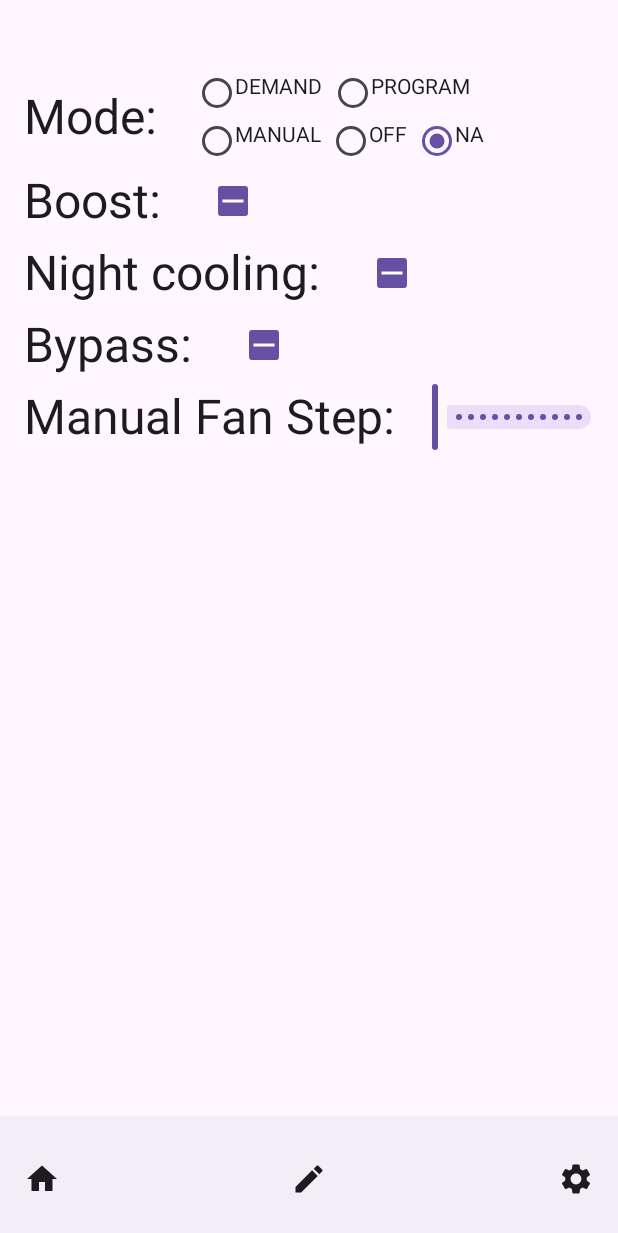
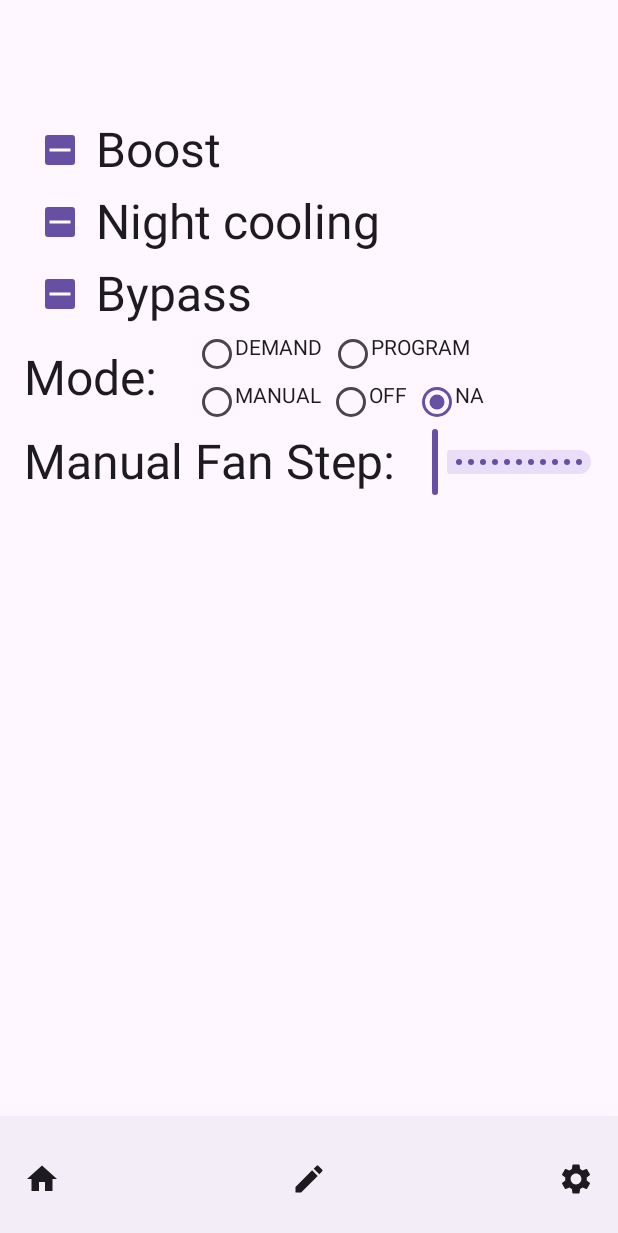
Before and after one commit to pravussum/Dandroid, an Android app built with Jetpack Compose: the screen it shows after launch (MainActivity), after a tap on "Air unit settings", on a phone screen of 412 x 824 dp. Shown: the top 1233 px of the screen. Run offline under Robolectric (Android 15) with nearby library versions, the phone set to English and light mode, and no system bars; our stand-ins replace Dagger/Hilt's generated code.

Commit message:
Fix race condition & minor layout adaptions

```diff
--- a/app/src/main/java/net/mortalsilence/dandroid/MainActivity.kt
+++ b/app/src/main/java/net/mortalsilence/dandroid/MainActivity.kt
@@ -6,6 +6,7 @@ import androidx.activity.compose.setContent
 import androidx.activity.enableEdgeToEdge
 import androidx.compose.foundation.ScrollState
 import androidx.compose.foundation.background
+import androidx.compose.foundation.layout.Arrangement
 import androidx.compose.foundation.layout.Box
 import androidx.compose.foundation.layout.Column
 import androidx.compose.foundation.layout.ExperimentalLayoutApi
@@ -72,6 +73,7 @@ import kotlin.enums.EnumEntries
 class MainActivity : ComponentActivity() {
 
     private val bigLabelFontSize = TextUnit(4f, Em)
+    private val topPadding = 60.dp
 
     override fun onCreate(savedInstanceState: Bundle?) {
         super.onCreate(savedInstanceState)
@@ -110,7 +112,7 @@ class MainActivity : ComponentActivity() {
         ) { paddingValues ->
             when (currentScreen) {
                 airunitstate -> HomeScreen(isRefreshing, mainViewModel, scrollState, mainState)
-                airunitsettings -> AirUnitSettingsScreen(mainViewModel, mainState, paddingValues)
+                airunitsettings -> AirUnitSettingsScreen(mainViewModel, mainState)
                 preferences -> PreferencesScreen(mainViewModel, paddingValues)
             }
         }
@@ -131,7 +133,7 @@ class MainActivity : ComponentActivity() {
         Column(
             modifier = Modifier
                 .fillMaxSize()
-                .padding(top = 30.dp)
+                .padding(top = topPadding)
                 .padding(16.dp),
         ) {
             Text(
@@ -155,17 +157,14 @@ class MainActivity : ComponentActivity() {
     @Composable
     private fun AirUnitSettingsScreen(
         mainViewModel: MainViewModel,
-        mainState: AirUnitState,
-        paddingValues: PaddingValues
+        mainState: AirUnitState
     ) {
         Column(
             modifier = Modifier
                 .fillMaxSize()
-                .padding(top = 30.dp)
+                .padding(top = topPadding)
                 .padding(16.dp),
         ) {
-            ChoiceRow("Mode", Mode.entries, getter = { mainState.mode },
-                setter = { mainViewModel.setMode(it) })
             SwitchRow(
                 "Boost",
                 getter = { mainState.boost },
@@ -180,6 +179,8 @@ class MainActivity : ComponentActivity() {
                 getter = { mainState.bypass },
                 setter = { mainViewModel.setBypass(it) }
             )
+            ChoiceRow("Mode", Mode.entries, getter = { mainState.mode },
+                setter = { mainViewModel.setMode(it) })
             SliderRow(
                 "Manual Fan Step",
                 { mainState.manualFanStep },
@@ -205,7 +206,7 @@ class MainActivity : ComponentActivity() {
                 modifier = Modifier
                     .verticalScroll(scrollState)
                     .fillMaxSize()
-                    .padding(top = 30.dp)
+                    .padding(top = topPadding)
                     .padding(16.dp),
             ) {
                 FlowRow(
@@ -320,7 +321,8 @@ class MainActivity : ComponentActivity() {
         setter: (T) -> Unit
     ) {
         Row(
-            verticalAlignment = Alignment.CenterVertically
+            verticalAlignment = Alignment.CenterVertically,
+            horizontalArrangement = Arrangement.Start
         ) {
             Text(
                 "$title: ",
@@ -352,14 +354,7 @@ class MainActivity : ComponentActivity() {
         getter: () -> Boolean?,
         setter: (Boolean) -> Unit
     ) {
-        Row(
-            verticalAlignment = Alignment.CenterVertically
-        ) {
-            Text(
-                "$title: ",
-                modifier = Modifier.padding(end = 16.dp),
-                fontSize = bigLabelFontSize
-            )
+        Row( verticalAlignment = Alignment.CenterVertically) {
             var stateRaw by remember(getter) {
                 mutableStateOf(toggleableState(getter))
             }
@@ -374,6 +369,7 @@ class MainActivity : ComponentActivity() {
                     if (stateRaw != Indeterminate) setter.invoke(stateRaw == On)
                 }
             )
+            Text(title,fontSize = bigLabelFontSize)
         }
     }
 
--- a/app/src/main/java/net/mortalsilence/dandroid/MainViewModel.kt
+++ b/app/src/main/java/net/mortalsilence/dandroid/MainViewModel.kt
@@ -58,20 +58,20 @@ class MainViewModel @Inject constructor(
 
     init {
         observeRepository()
+        viewModelScope.launch {
+            loadPreferences()
             fetchData()
-        loadPreferences()
+        }
     }
 
-    private fun loadPreferences() {
-        viewModelScope.launch {
+    private suspend fun loadPreferences() {
         application.applicationContext.dataStore.data
             .map { dataStorePrefs ->
                 val dataStoreIpAddress = dataStorePrefs[IP_ADDRESS] ?: ""
-                    Log.d(TAG, "Read ip address $dataStoreIpAddress from dataStore.")
+                Log.d(TAG, "Read ip address '$dataStoreIpAddress' from dataStore.")
                 preferences = preferences.copy(ipAddress = dataStoreIpAddress)
                 DISCOVERY_CACHE_INSTANCE.host = dataStoreIpAddress
             }.first()
-        }
     }
 
     private fun observeRepository() {
```
Lines whose indentation alone changed are shown as unchanged.
